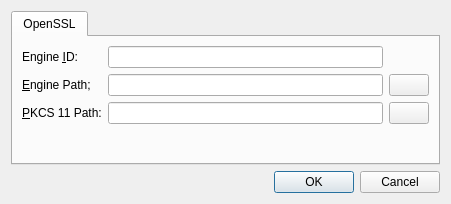
Qt form src/dialogs/PreferencesEditorDialog.ui (wejaeger/l2tp-ipsec-vpn) before a commit.
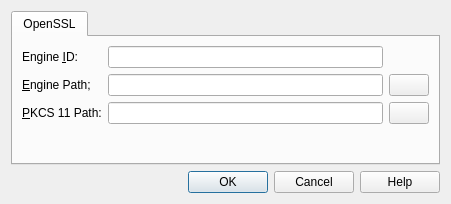
The same form after that commit. Icons and pictures are not drawn.

Commit message: added help button to all dialogs

```diff
--- a/src/dialogs/PreferencesEditorDialog.ui
+++ b/src/dialogs/PreferencesEditorDialog.ui
@@ -155,7 +155,7 @@
       <enum>Qt::Horizontal</enum>
      </property>
      <property name="standardButtons">
-      <set>QDialogButtonBox::Cancel|QDialogButtonBox::Ok</set>
+      <set>QDialogButtonBox::Cancel|QDialogButtonBox::Help|QDialogButtonBox::Ok</set>
      </property>
     </widget>
    </item>
```
The commit also changes 27 other files.
